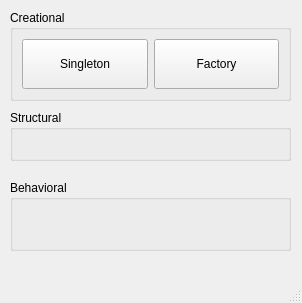
Old version of the form mainwindow.ui in the repository kunalgavhane12/DesignPattern.
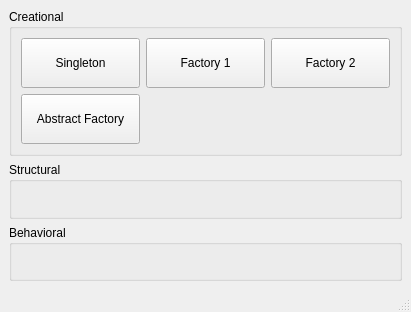
New version of the form.

Commit message: Factory and Abstract Design Pattern

Diff of the .ui file:
```diff
--- a/mainwindow.ui
+++ b/mainwindow.ui
@@ -6,28 +6,22 @@
    <rect>
     <x>0</x>
     <y>0</y>
-    <width>302</width>
-    <height>303</height>
+    <width>411</width>
+    <height>312</height>
    </rect>
   </property>
   <property name="windowTitle">
    <string>Design Pattern</string>
   </property>
   <widget class="QWidget" name="centralwidget">
+   <layout class="QVBoxLayout" name="verticalLayout">
+    <item>
    <widget class="QGroupBox" name="grpCreational">
-    <property name="geometry">
-     <rect>
-      <x>10</x>
-      <y>10</y>
-      <width>281</width>
-      <height>91</height>
-     </rect>
-    </property>
     <property name="title">
      <string>Creational</string>
     </property>
-    <layout class="QHBoxLayout" name="horizontalLayout">
-     <item>
+      <layout class="QGridLayout" name="gridLayout_2">
+       <item row="0" column="0">
       <widget class="QPushButton" name="btnSingleton">
        <property name="minimumSize">
         <size>
@@ -40,7 +34,7 @@
        </property>
       </widget>
      </item>
-     <item>
+       <item row="0" column="1">
       <widget class="QPushButton" name="btnFactory">
        <property name="minimumSize">
         <size>
@@ -49,38 +43,54 @@
         </size>
        </property>
        <property name="text">
-        <string>Factory</string>
+          <string>Factory 1</string>
+         </property>
+        </widget>
+       </item>
+       <item row="0" column="2">
+        <widget class="QPushButton" name="btnFactory_2">
+         <property name="minimumSize">
+          <size>
+           <width>0</width>
+           <height>50</height>
+          </size>
+         </property>
+         <property name="text">
+          <string>Factory 2</string>
+         </property>
+        </widget>
+       </item>
+       <item row="1" column="0">
+        <widget class="QPushButton" name="btnAbstractFactory">
+         <property name="minimumSize">
+          <size>
+           <width>0</width>
+           <height>50</height>
+          </size>
+         </property>
+         <property name="text">
+          <string>Abstract Factory</string>
        </property>
       </widget>
      </item>
     </layout>
    </widget>
+    </item>
+    <item>
    <widget class="QGroupBox" name="grpStructural">
-    <property name="geometry">
-     <rect>
-      <x>10</x>
-      <y>110</y>
-      <width>281</width>
-      <height>51</height>
-     </rect>
-    </property>
     <property name="title">
      <string>Structural</string>
     </property>
    </widget>
+    </item>
+    <item>
    <widget class="QGroupBox" name="grpBehavioral">
-    <property name="geometry">
-     <rect>
-      <x>10</x>
-      <y>180</y>
-      <width>281</width>
-      <height>71</height>
-     </rect>
-    </property>
     <property name="title">
      <string>Behavioral</string>
     </property>
    </widget>
+    </item>
+   </layout>
   </widget>
   <widget class="QMenuBar" name="menubar">
    <property name="geometry">
```
Left out of the diff: 2 changed lines with no effect on the pictures. Lines whose indentation alone changed are shown as unchanged. The commit also changes 43 other files.
